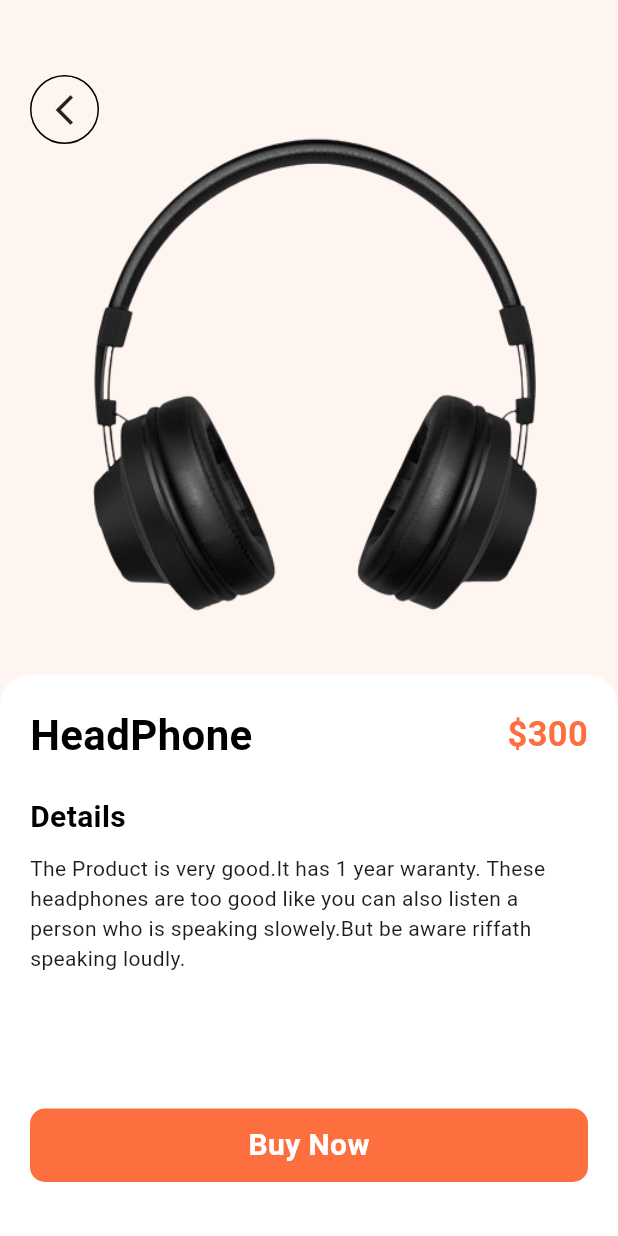
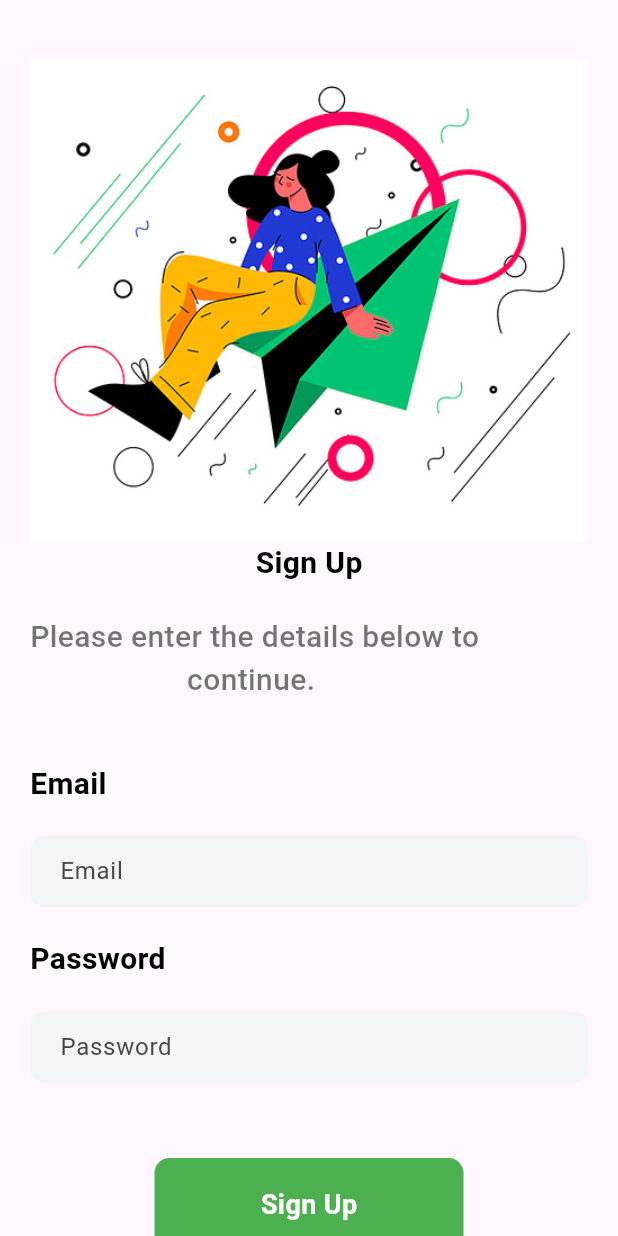
Before and after one commit to riffathRHM/flutter_ecommerceApp, a Flutter app: the screen it shows after launch, on a phone screen of 412 x 824 dp. Run offline on Flutter 3.47's test engine with Material 3 defaults, Android fonts, the phone set to English and light mode, and no system bars; our stand-ins replace curved_navigation_bar.

Commit message:
Sign In and Sign Up UIs

```diff
--- a/lib/main.dart
+++ b/lib/main.dart
@@ -2,6 +2,8 @@ import 'package:flutter/material.dart';
 import 'package:shopping_app/pages/bottomnav.dart';
 import 'package:shopping_app/pages/home.dart';
 import 'package:shopping_app/pages/product_detail.dart';
+import 'package:shopping_app/pages/login.dart';
+import 'package:shopping_app/pages/signup.dart';
 
 void main() {
   runApp(const MyApp());
@@ -35,7 +37,7 @@ class MyApp extends StatelessWidget {
         colorScheme: ColorScheme.fromSeed(seedColor: Colors.deepPurple),
         useMaterial3: true,
       ),
-      home: ProductDetail(),
+      home: Signup(),
     );
   }
 }
--- /dev/null
+++ b/lib/pages/signup.dart
@@ -0,0 +1,76 @@
+import 'package:flutter/material.dart';
+import 'package:shopping_app/widget/support_widget.dart';
+
+class Signup extends StatefulWidget {
+  const Signup({super.key});
+
+  @override
+  State<Signup> createState() => _LogInState();
+}
+
+class _LogInState extends State<Signup> {
+  @override
+  Widget build(BuildContext context) {
+    return Scaffold(
+      body: SingleChildScrollView(
+        child: Container(
+          margin: EdgeInsets.only(top: 40.0,left: 20.0,right: 20.0,bottom: 40.0),
+          child: Column(
+            crossAxisAlignment: CrossAxisAlignment.start,
+            children: [
+               Image.asset("images/login.png"),
+               Center(child: Text("Sign Up",style: AppWidget.semiBoldTextFieldStyle())),
+               SizedBox(height: 20.0),
+               Text("Please enter the details below to\n                    continue.",style: AppWidget.lightTextFieldStyle()),
+               SizedBox(height: 40.0),
+               Text("Email",style: AppWidget.semiBoldTextFieldStyle()),
+               SizedBox(height: 20.0),
+               Container(
+                padding: EdgeInsets.only(left: 20.0),
+                decoration: BoxDecoration(color: Color(0xFFF4F5F9),borderRadius: BorderRadius.circular(10)),
+                child: TextField(
+                  decoration: InputDecoration(border: InputBorder.none,hintText: "Email"),
+                )
+              ),
+              SizedBox(height: 20.0),
+               Text("Password",style: AppWidget.semiBoldTextFieldStyle()),
+               SizedBox(height: 20.0),
+               Container(
+                padding: EdgeInsets.only(left: 20.0),
+                decoration: BoxDecoration(color: Color(0xFFF4F5F9),borderRadius: BorderRadius.circular(10)),
+                child: TextField(
+                  decoration: InputDecoration(border: InputBorder.none,hintText: "Password"),
+                )
+              ),
+               SizedBox(height: 20.0),
+              // Row(
+              //   mainAxisAlignment: MainAxisAlignment.end,
+              //   children: [
+              //     Text("Forgot Password?",style: TextStyle(color: Colors.green,fontSize: 18,fontWeight: FontWeight.w500),),
+              //   ],
+              // ),
+              SizedBox(height: 30.0),
+              Center(
+                child: Container(
+                  width: MediaQuery.of(context).size.width/2,
+                  padding: EdgeInsets.all(18),
+                  decoration: BoxDecoration(color: Colors.green,borderRadius: BorderRadius.circular(10)),
+                  child: Center(child: Text("Sign Up",style: TextStyle(color: Colors.white,fontSize: 18.0,fontWeight: FontWeight.bold),)),
+                ),
+              ),
+              SizedBox(height: 20.0),
+              Row(
+                mainAxisAlignment: MainAxisAlignment.center,
+                children: [Text("Already have an account? ",style:AppWidget.lightTextFieldStyle(),),
+                Text("Sign In",style: TextStyle(color: Colors.green,fontSize: 18,fontWeight: FontWeight.w500),),
+
+                ],
+
+              )
+            ],
+          ),
+        ),
+      ),
+    );
+  }
+}
```
Also changed, not shown: lib/pages/login.dart (added, +76 -0 lines).
